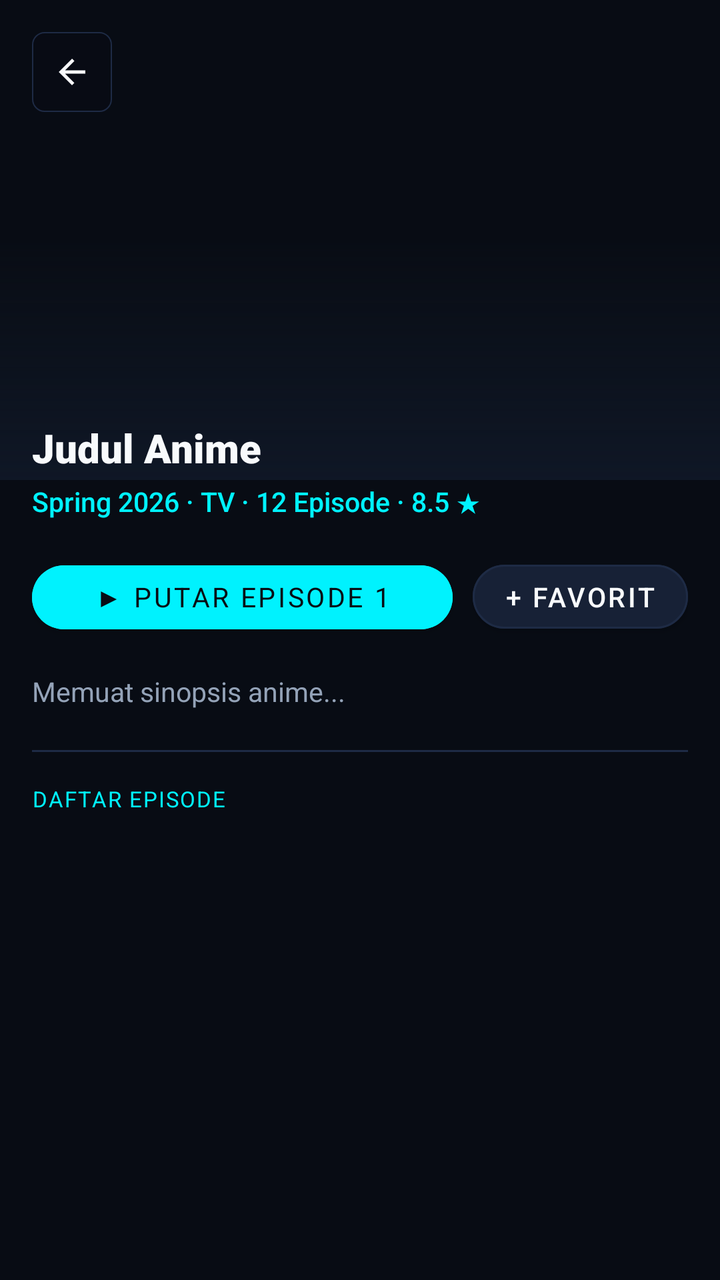
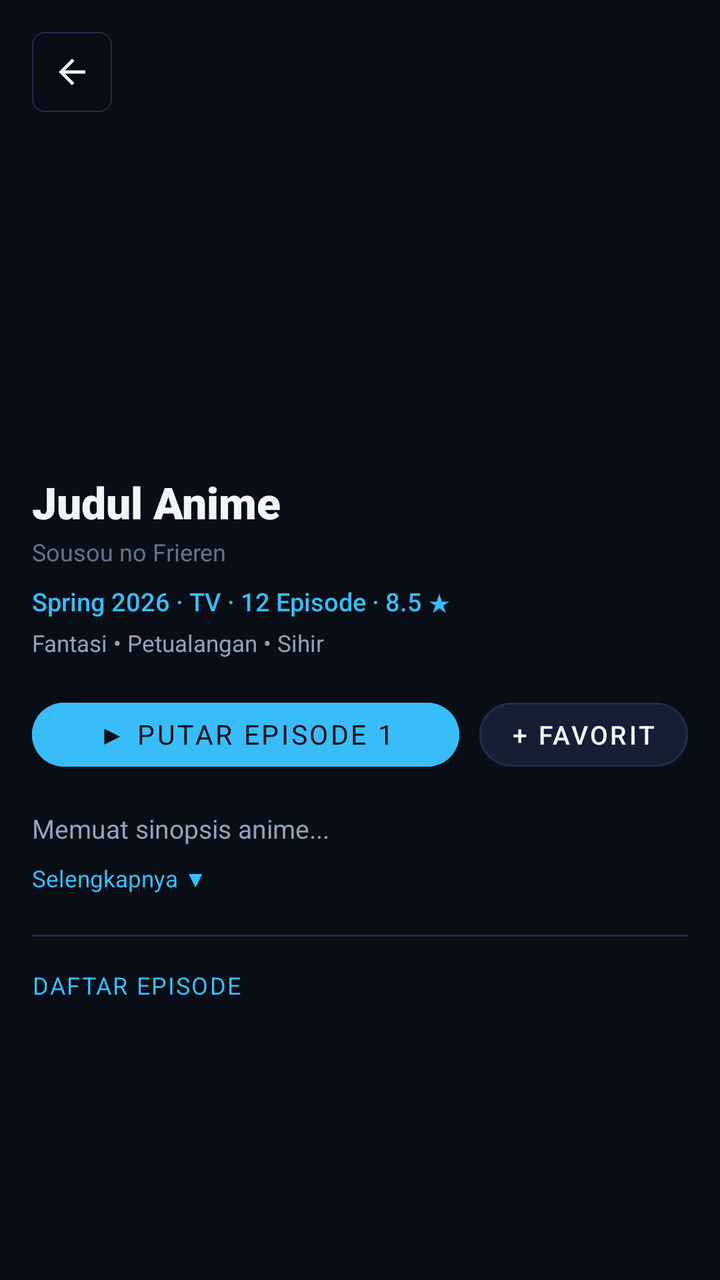

Before-and-after screenshots of an Android layout around one commit, followed by the original layout XML and the change that was made.
<!-- AndroidManifest.xml: application theme Theme.Menatap -->
<!-- res/layout/activity_detail.xml -->
<?xml version="1.0" encoding="utf-8"?>
<androidx.coordinatorlayout.widget.CoordinatorLayout xmlns:android="http://schemas.android.com/apk/res/android"
    xmlns:app="http://schemas.android.com/apk/res-auto"
    android:layout_width="match_parent"
    android:layout_height="match_parent"
    android:background="@color/frost_void">

    <androidx.core.widget.NestedScrollView
        android:layout_width="match_parent"
        android:layout_height="match_parent"
        android:fillViewport="true">

        <LinearLayout
            android:layout_width="match_parent"
            android:layout_height="wrap_content"
            android:orientation="vertical"
            android:paddingBottom="40dp">

            
            <FrameLayout
                android:layout_width="match_parent"
                android:layout_height="240dp">

                <ImageView
                    android:id="@+id/iv_detail_backdrop"
                    android:layout_width="match_parent"
                    android:layout_height="match_parent"
                    android:scaleType="centerCrop"
                    android:contentDescription="Backdrop" />

                
                <View
                    android:layout_width="match_parent"
                    android:layout_height="120dp"
                    android:layout_gravity="bottom"
                    android:background="@drawable/bg_poster_frost_scrim" />

                
                <ImageButton
                    android:id="@+id/btn_detail_back"
                    android:layout_width="40dp"
                    android:layout_height="40dp"
                    android:layout_margin="16dp"
                    android:background="@drawable/bg_badge_frost"
                    android:src="@drawable/ic_arrow_back"
                    app:tint="@color/text_frost_bright"
                    android:contentDescription="Kembali" />
            </FrameLayout>

            
            <LinearLayout
                android:layout_width="match_parent"
                android:layout_height="wrap_content"
                android:orientation="vertical"
                android:paddingHorizontal="16dp"
                android:layout_marginTop="-30dp">

                <TextView
                    android:id="@+id/tv_detail_title"
                    android:layout_width="match_parent"
                    android:layout_height="wrap_content"
                    android:text="Judul Anime"
                    android:textColor="@color/text_frost_bright"
                    android:textSize="20sp"
                    android:fontFamily="sans-serif-black"
                    android:lineSpacingExtra="2dp" />

                <TextView
                    android:id="@+id/tv_detail_meta"
                    android:layout_width="match_parent"
                    android:layout_height="wrap_content"
                    android:layout_marginTop="4dp"
                    android:text="Spring 2026 · TV · 12 Episode · 8.5 ★"
                    android:textColor="@color/accent_glacial"
                    android:textSize="@dimen/text_body"
                    android:fontFamily="sans-serif-medium" />

                
                <LinearLayout
                    android:layout_width="match_parent"
                    android:layout_height="wrap_content"
                    android:orientation="horizontal"
                    android:layout_marginTop="16dp">

                    <Button
                        android:id="@+id/btn_play_primary"
                        android:layout_width="0dp"
                        android:layout_height="44dp"
                        android:layout_weight="1"
                        android:text="▶ Putar Episode 1"
                        android:textColor="#080C14"
                        android:backgroundTint="@color/accent_glacial"
                        android:textSize="@dimen/text_body"
                        android:fontFamily="sans-serif-bold"
                        app:cornerRadius="22dp" />

                    <Button
                        android:id="@+id/btn_toggle_bookmark"
                        android:layout_width="wrap_content"
                        android:layout_height="44dp"
                        android:layout_marginStart="10dp"
                        android:text="+ Favorit"
                        android:textColor="@color/text_frost_bright"
                        android:backgroundTint="@color/frost_elevated"
                        android:textSize="@dimen/text_body"
                        android:fontFamily="sans-serif-medium"
                        app:strokeColor="@color/frost_border"
                        app:strokeWidth="1dp"
                        app:cornerRadius="22dp"
                        android:paddingHorizontal="16dp" />
                </LinearLayout>

                
                <TextView
                    android:id="@+id/tv_detail_synopsis"
                    android:layout_width="match_parent"
                    android:layout_height="wrap_content"
                    android:layout_marginTop="16dp"
                    android:textColor="@color/text_frost_subtle"
                    android:textSize="@dimen/text_body"
                    android:lineSpacingExtra="3.5dp"
                    android:fontFamily="sans-serif"
                    android:text="Memuat sinopsis anime..." />

                <View
                    android:layout_width="match_parent"
                    android:layout_height="1dp"
                    android:background="@color/frost_border"
                    android:layout_marginTop="20dp"
                    android:layout_marginBottom="16dp" />

                
                <TextView
                    android:id="@+id/tv_episode_header"
                    android:layout_width="wrap_content"
                    android:layout_height="wrap_content"
                    android:text="DAFTAR EPISODE"
                    android:textColor="@color/accent_glacial"
                    android:textSize="@dimen/text_caption"
                    android:fontFamily="sans-serif-bold"
                    android:letterSpacing="0.06" />

                
                <androidx.recyclerview.widget.RecyclerView
                    android:id="@+id/rv_detail_episodes"
                    android:layout_width="match_parent"
                    android:layout_height="wrap_content"
                    android:layout_marginTop="10dp"
                    android:nestedScrollingEnabled="false" />
            </LinearLayout>
        </LinearLayout>
    </androidx.core.widget.NestedScrollView>
</androidx.coordinatorlayout.widget.CoordinatorLayout>
<!-- resources referenced by this layout -->
<resources>
  <color name="accent_glacial">#00F2FE</color>
  <color name="frost_border">#1E2B45</color>
  <color name="frost_elevated">#172136</color>
  <color name="frost_void">#080C14</color>
  <color name="text_frost_bright">#F8FAFC</color>
  <color name="text_frost_subtle">#94A3B8</color>
  <dimen name="text_body">13.5sp</dimen>
  <dimen name="text_caption">11sp</dimen>
  <!-- drawable bg_badge_frost (drawable) -->
  <?xml version="1.0" encoding="utf-8"?>
  <shape xmlns:android="http://schemas.android.com/apk/res/android"
      android:shape="rectangle">
      <corners android:radius="6dp" />
      <solid android:color="#CC080C14" />
      <stroke
          android:width="0.8dp"
          android:color="@color/frost_border" />
  </shape>
  <!-- drawable bg_poster_frost_scrim (drawable) -->
  <?xml version="1.0" encoding="utf-8"?>
  <shape xmlns:android="http://schemas.android.com/apk/res/android"
      android:shape="rectangle">
      <gradient
          android:angle="270"
          android:startColor="#00000000"
          android:centerColor="#770F1726"
          android:endColor="#F20F1726" />
  </shape>
  <!-- drawable ic_arrow_back (drawable) -->
  <?xml version="1.0" encoding="utf-8"?>
  <vector xmlns:android="http://schemas.android.com/apk/res/android"
      android:width="20dp"
      android:height="20dp"
      android:viewportWidth="24"
      android:viewportHeight="24">
      
      <path
          android:fillColor="#FFFFFFFF"
          android:pathData="M20,11H7.83l5.59,-5.59L12,4l-8,8 8,8 1.41,-1.41L7.83,13H20v-2z" />
  </vector>
  <style name="Theme.Menatap" parent="Theme.MaterialComponents.DayNight.NoActionBar">
          <item name="android:windowBackground">@color/frost_void</item>
          <item name="android:statusBarColor">@color/frost_void</item>
          <item name="android:navigationBarColor">@color/frost_void</item>
          <item name="colorPrimary">@color/accent_glacial</item>
          <item name="colorPrimaryVariant">@color/accent_azure</item>
          <item name="colorSecondary">@color/accent_frost_iris</item>
          <item name="android:textColorPrimary">@color/text_frost_bright</item>
          <item name="android:textColorSecondary">@color/text_frost_subtle</item>
      </style>
  <color name="accent_azure">#4FACFE</color>
  <color name="accent_frost_iris">#818CF8</color>
</resources>

<!-- the commit's change to res/layout/activity_detail.xml (unified diff, before → after) -->
@@ -8,18 +8,19 @@
     <androidx.core.widget.NestedScrollView
         android:layout_width="match_parent"
         android:layout_height="match_parent"
-        android:fillViewport="true">
+        android:fillViewport="true"
+        android:overScrollMode="never">
 
         <LinearLayout
             android:layout_width="match_parent"
             android:layout_height="wrap_content"
             android:orientation="vertical"
-            android:paddingBottom="40dp">
+            android:paddingBottom="50dp">
 
             
             <FrameLayout
                 android:layout_width="match_parent"
-                android:layout_height="240dp">
+                android:layout_height="260dp">
 
                 <ImageView
                     android:id="@+id/iv_detail_backdrop"
@@ -31,9 +32,9 @@
                 
                 <View
                     android:layout_width="match_parent"
-                    android:layout_height="120dp"
+                    android:layout_height="160dp"
                     android:layout_gravity="bottom"
-                    android:background="@drawable/bg_poster_frost_scrim" />
+                    android:background="@drawable/bg_hero_gradient_scrim" />
 
                 
                 <ImageButton
@@ -53,27 +54,53 @@
                 android:layout_height="wrap_content"
                 android:orientation="vertical"
                 android:paddingHorizontal="16dp"
-                android:layout_marginTop="-30dp">
-
+                android:layout_marginTop="-24dp">
+
+                
                 <TextView
                     android:id="@+id/tv_detail_title"
                     android:layout_width="match_parent"
                     android:layout_height="wrap_content"
                     android:text="Judul Anime"
                     android:textColor="@color/text_frost_bright"
-                    android:textSize="20sp"
+                    android:textSize="22sp"
                     android:fontFamily="sans-serif-black"
                     android:lineSpacingExtra="2dp" />
 
+                
+                <TextView
+                    android:id="@+id/tv_detail_romaji"
+                    android:layout_width="match_parent"
+                    android:layout_height="wrap_content"
+                    android:layout_marginTop="2dp"
+                    android:text="Sousou no Frieren"
+                    android:textColor="@color/text_frost_dim"
+                    android:textSize="12sp"
+                    android:fontFamily="sans-serif"
+                    android:singleLine="true"
+                    android:ellipsize="end" />
+
+                
                 <TextView
                     android:id="@+id/tv_detail_meta"
                     android:layout_width="match_parent"
                     android:layout_height="wrap_content"
-                    android:layout_marginTop="4dp"
+                    android:layout_marginTop="8dp"
                     android:text="Spring 2026 · TV · 12 Episode · 8.5 ★"
                     android:textColor="@color/accent_glacial"
-                    android:textSize="@dimen/text_body"
+                    android:textSize="12.5sp"
                     android:fontFamily="sans-serif-medium" />
+
+                
+                <TextView
+                    android:id="@+id/tv_detail_genres"
+                    android:layout_width="match_parent"
+                    android:layout_height="wrap_content"
+                    android:layout_marginTop="4dp"
+                    android:text="Fantasi • Petualangan • Sihir"
+                    android:textColor="@color/text_frost_subtle"
+                    android:textSize="11.5sp"
+                    android:fontFamily="sans-serif" />
 
                 
                 <LinearLayout
@@ -88,11 +115,12 @@
                         android:layout_height="44dp"
                         android:layout_weight="1"
                         android:text="▶ Putar Episode 1"
-                        android:textColor="#080C14"
+                        android:textColor="#090D16"
                         android:backgroundTint="@color/accent_glacial"
-                        android:textSize="@dimen/text_body"
+                        android:textSize="13.5sp"
                         android:fontFamily="sans-serif-bold"
-                        app:cornerRadius="22dp" />
+                        app:cornerRadius="22dp"
+                        android:stateListAnimator="@null" />
 
                     <Button
                         android:id="@+id/btn_toggle_bookmark"
@@ -102,12 +130,13 @@
                         android:text="+ Favorit"
                         android:textColor="@color/text_frost_bright"
                         android:backgroundTint="@color/frost_elevated"
-                        android:textSize="@dimen/text_body"
+                        android:textSize="13sp"
                         android:fontFamily="sans-serif-medium"
                         app:strokeColor="@color/frost_border"
                         app:strokeWidth="1dp"
                         app:cornerRadius="22dp"
-                        android:paddingHorizontal="16dp" />
+                        android:paddingHorizontal="16dp"
+                        android:stateListAnimator="@null" />
                 </LinearLayout>
 
                 
@@ -117,35 +146,63 @@
                     android:layout_height="wrap_content"
                     android:layout_marginTop="16dp"
                     android:textColor="@color/text_frost_subtle"
-                    android:textSize="@dimen/text_body"
+                    android:textSize="13sp"
                     android:lineSpacingExtra="3.5dp"
                     android:fontFamily="sans-serif"
+                    android:maxLines="3"
+                    android:ellipsize="end"
                     android:text="Memuat sinopsis anime..." />
+
+                <TextView
+                    android:id="@+id/tv_synopsis_toggle"
+                    android:layout_width="wrap_content"
+                    android:layout_height="wrap_content"
+                    android:layout_marginTop="4dp"
+                    android:text="Selengkapnya ▼"
+                    android:textColor="@color/accent_glacial"
+                    android:textSize="11.5sp"
+                    android:fontFamily="sans-serif-bold"
+                    android:paddingVertical="4dp" />
 
                 <View
                     android:layout_width="match_parent"
                     android:layout_height="1dp"
                     android:background="@color/frost_border"
-                    android:layout_marginTop="20dp"
+                    android:layout_marginTop="16dp"
                     android:layout_marginBottom="16dp" />
 
                 
-                <TextView
-                    android:id="@+id/tv_episode_header"
-                    android:layout_width="wrap_content"
-                    android:layout_height="wrap_content"
-                    android:text="DAFTAR EPISODE"
-                    android:textColor="@color/accent_glacial"
-                    android:textSize="@dimen/text_caption"
-                    android:fontFamily="sans-serif-bold"
-                    android:letterSpacing="0.06" />
+                <LinearLayout
+                    android:layout_width="match_parent"
+                    android:layout_height="wrap_content"
+                    android:orientation="horizontal"
+                    android:gravity="center_vertical">
+
+                    <TextView
+                        android:id="@+id/tv_episode_header"
+                        android:layout_width="0dp"
+                        android:layout_height="wrap_content"
+                        android:layout_weight="1"
+                        android:text="DAFTAR EPISODE"
+                        android:textColor="@color/accent_glacial"
+                        android:textSize="12sp"
+                        android:fontFamily="sans-serif-bold"
+                        android:letterSpacing="0.06" />
+
+                    <ProgressBar
+                        android:id="@+id/pb_episodes_loading"
+                        android:layout_width="16dp"
+                        android:layout_height="16dp"
+                        android:indeterminateTint="@color/accent_glacial"
+                        android:visibility="gone" />
+                </LinearLayout>
 
                 
                 <androidx.recyclerview.widget.RecyclerView
                     android:id="@+id/rv_detail_episodes"
                     android:layout_width="match_parent"
                     android:layout_height="wrap_content"
-                    android:layout_marginTop="10dp"
+                    android:layout_marginTop="12dp"
                     android:nestedScrollingEnabled="false" />
             </LinearLayout>
         </LinearLayout>
<!-- resource entries referenced after the edit -->
@@ -1,13 +1,12 @@
 <!-- resources referenced by this layout -->
 <resources>
-  <color name="accent_glacial">#00F2FE</color>
-  <color name="frost_border">#1E2B45</color>
-  <color name="frost_elevated">#172136</color>
-  <color name="frost_void">#080C14</color>
-  <color name="text_frost_bright">#F8FAFC</color>
+  <color name="accent_glacial">#38BDF8</color>
+  <color name="frost_border">#1F2E4A</color>
+  <color name="frost_elevated">#141F33</color>
+  <color name="frost_void">#090D16</color>
+  <color name="text_frost_bright">#F1F5F9</color>
+  <color name="text_frost_dim">#64748B</color>
   <color name="text_frost_subtle">#94A3B8</color>
-  <dimen name="text_body">13.5sp</dimen>
-  <dimen name="text_caption">11sp</dimen>
   <!-- drawable bg_badge_frost (drawable) -->
   <?xml version="1.0" encoding="utf-8"?>
   <shape xmlns:android="http://schemas.android.com/apk/res/android"
@@ -18,15 +17,17 @@
           android:width="0.8dp"
           android:color="@color/frost_border" />
   </shape>
-  <!-- drawable bg_poster_frost_scrim (drawable) -->
+  <!-- drawable bg_hero_gradient_scrim (drawable) -->
   <?xml version="1.0" encoding="utf-8"?>
   <shape xmlns:android="http://schemas.android.com/apk/res/android"
       android:shape="rectangle">
       <gradient
+          android:type="linear"
           android:angle="270"
           android:startColor="#00000000"
-          android:centerColor="#770F1726"
-          android:endColor="#F20F1726" />
+          android:centerColor="#99090D16"
+          android:endColor="#F5090D16"
+          android:centerY="0.5" />
   </shape>
   <!-- drawable ic_arrow_back (drawable) -->
   <?xml version="1.0" encoding="utf-8"?>
@@ -50,7 +51,7 @@
           <item name="android:textColorPrimary">@color/text_frost_bright</item>
           <item name="android:textColorSecondary">@color/text_frost_subtle</item>
       </style>
-  <color name="accent_azure">#4FACFE</color>
+  <color name="accent_azure">#38BDF8</color>
   <color name="accent_frost_iris">#818CF8</color>
 </resources>
 
